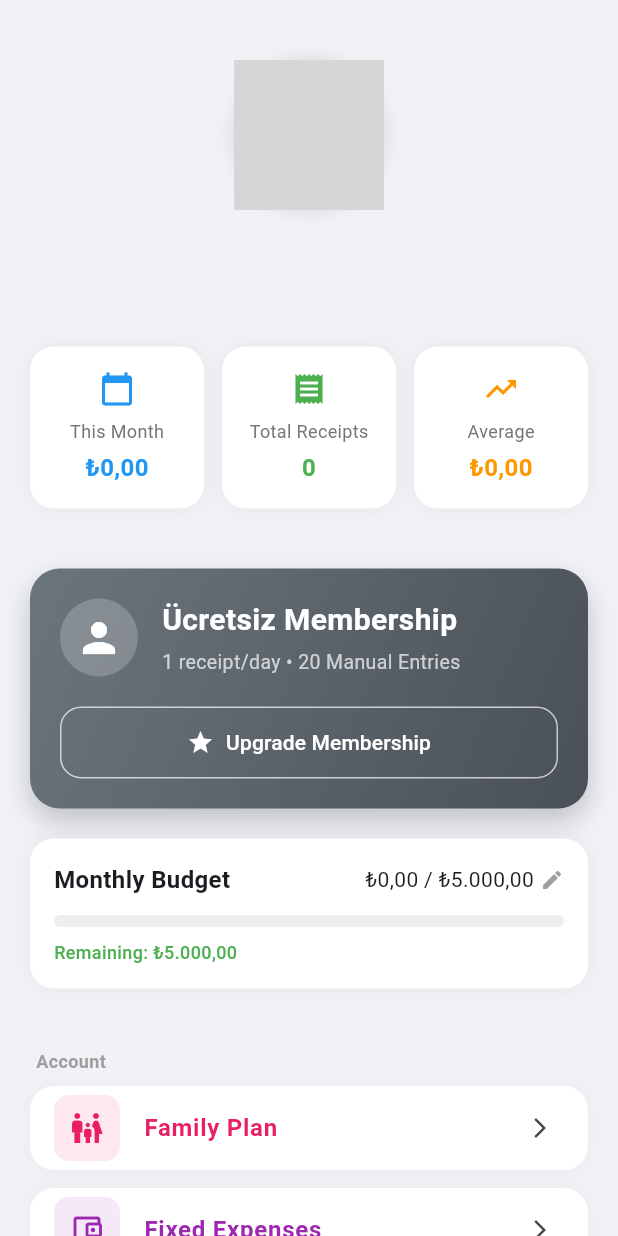
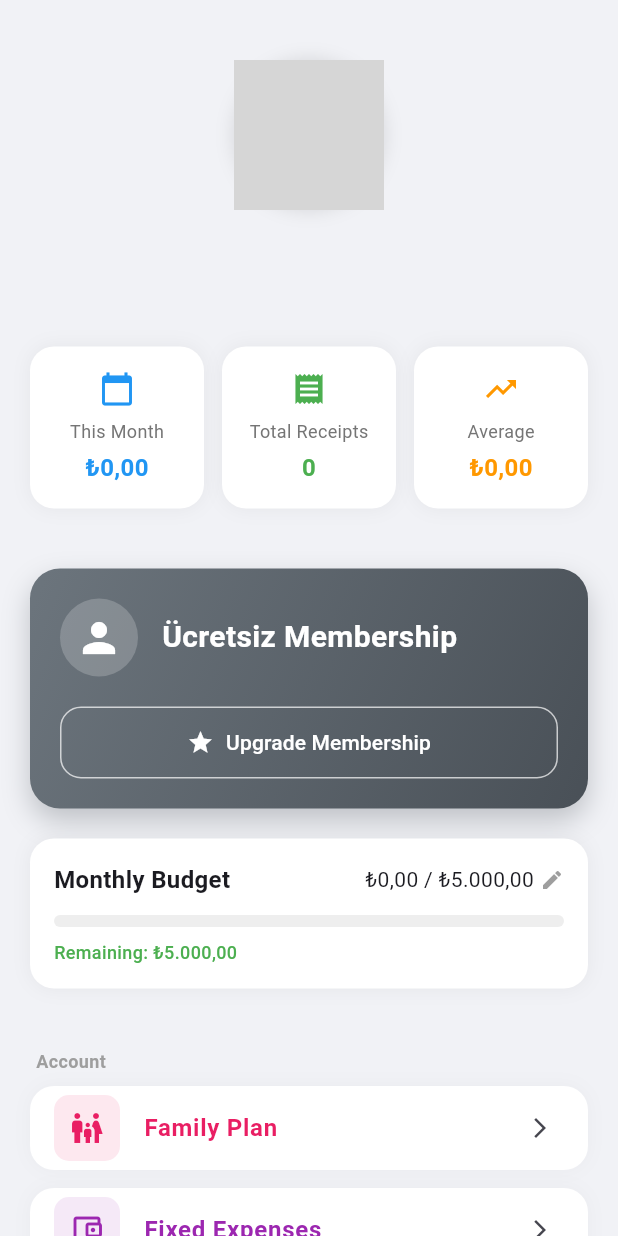
Before and after one commit to KFSoftwareApps/FisMatik-Butce-Takibi, a Flutter app: the ProfileScreen screen opened directly, on a phone screen of 412 x 824 dp. Run offline on Flutter 3.47's test engine with Material 3 defaults, Android fonts, the phone set to English and light mode, and no system bars; our stand-ins replace fl_chart, flutter_dotenv, flutter_local_notifications, flutter_timezone, geocoding, geolocator and 17 more; missing offline and left inert: dart:ui_web, excel, google_mlkit_text_recognition, home_widget, ntp, telephony and 1 more; accounts and stored records are empty; network calls fail; Roboto replaces fonts that are missing (Poppins); grey boxes are pictures that could not be loaded.

Commit message:
UI: Removed detailed subscription description from profile card

```diff
--- a/lib/screens/profile_screen.dart
+++ b/lib/screens/profile_screen.dart
@@ -955,14 +955,6 @@ class _ProfileScreenState extends State<ProfileScreen> {
                         fontWeight: FontWeight.bold,
                       ),
                     ),
-                    const SizedBox(height: 4),
-                    Text(
-                      description,
-                      style: const TextStyle(
-                        color: Colors.white70,
-                        fontSize: 13,
-                      ),
-                    ),
                     if (expiresAt != null && tier.id != 'standart') ...[
                       const SizedBox(height: 8),
                       Container(
```
